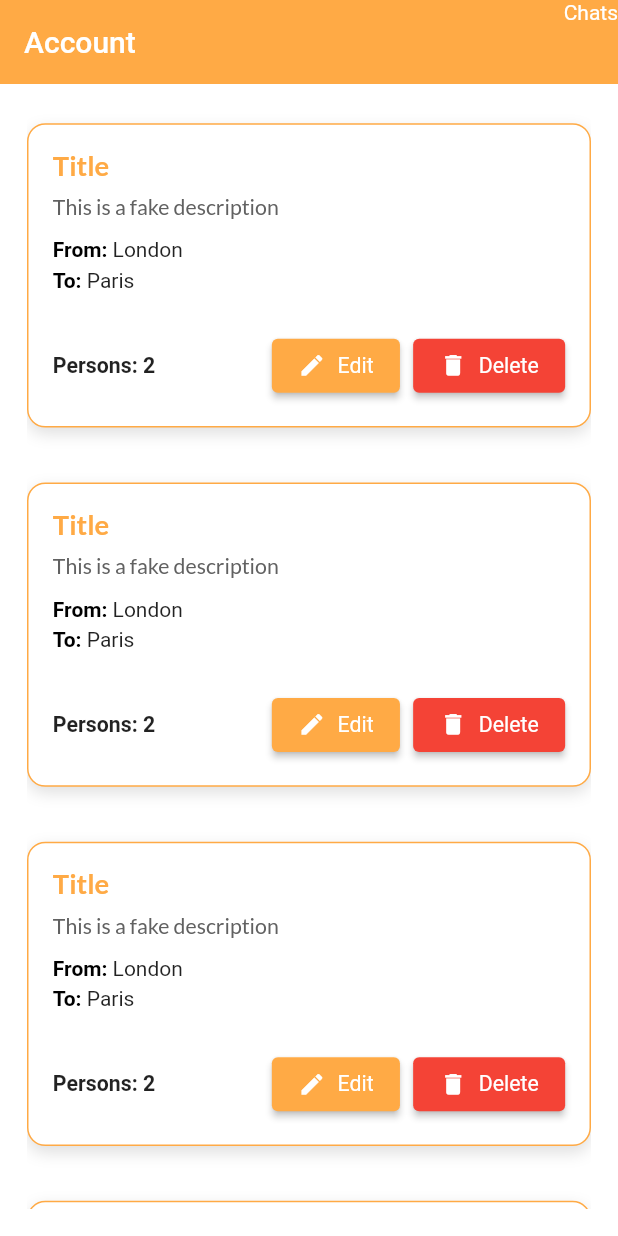
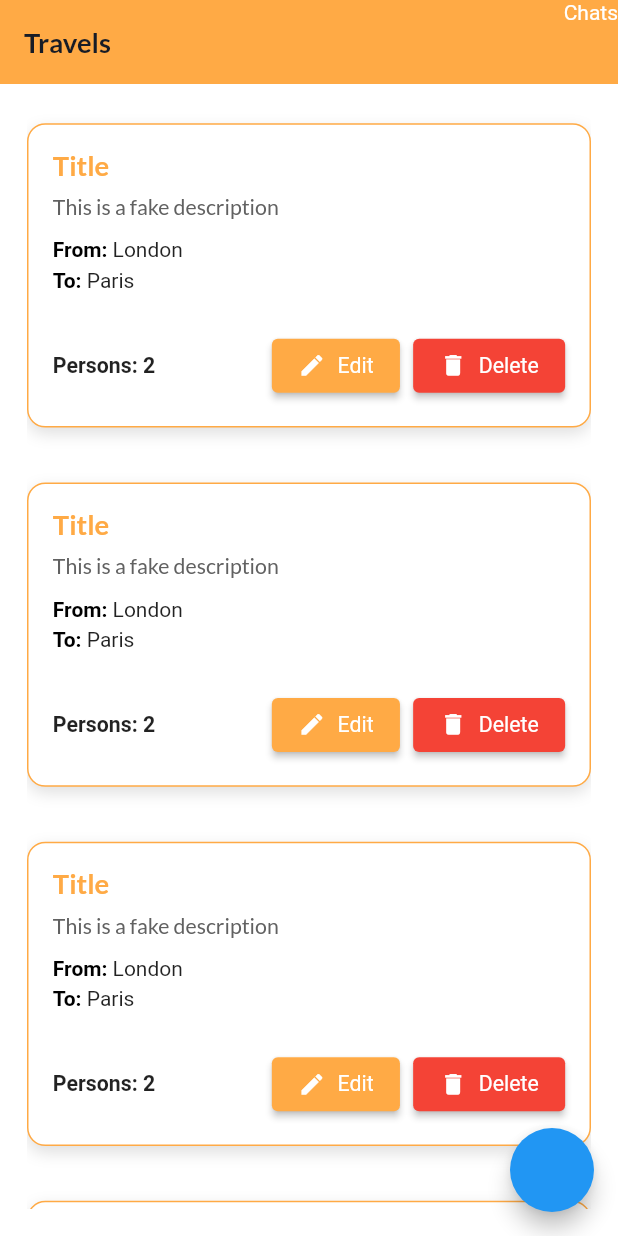
Before and after one commit to AhmedShalaby9/bevatel-task, a Flutter app: the TravelsScreen screen opened by its route, on a phone screen of 412 x 824 dp. Run offline on Flutter 3.47's test engine with Material 3 defaults, Android fonts, the phone set to English and light mode, and no system bars; our stand-ins replace after_layout, cached_network_image, easy_localization, flutter_screenutil, flutter_svg, hive and 3 more; accounts and stored records are empty.

Commit message:
Add new travel screen init firebase

```diff
--- a/assets/lang/en-US.json
+++ b/assets/lang/en-US.json
@@ -23,5 +23,8 @@
   "delete": "Delete",
   "from": "From",
   "to": "To",
-  "persons": "Persons"
+  "persons": "Persons",
+  "travels": "Travels",
+  "add_travel": "Add travel",
+  "submit": "Submit"
 }
--- a/lib/common/constants/app_theme.dart
+++ b/lib/common/constants/app_theme.dart
@@ -10,12 +10,10 @@ ThemeData buildAppTheme(context) {
     useMaterial3: false,
     scaffoldBackgroundColor: AppColors.white,
     appBarTheme: AppBarTheme(
+      titleTextStyle: TextThemes.bold3.copyWith(color: AppColors.blackBG) ,
       backgroundColor: AppColors.white,
       elevation: 0,
-      iconTheme: IconThemeData(
-        size: 28.w,
-        color: AppColors.primary,
-      ),
+      iconTheme: IconThemeData(size: 28.w, color: AppColors.blackBG),
     ),
     inputDecorationTheme: InputDecorationTheme(
         filled: true,
--- a/lib/common/constants/lang_keys.dart
+++ b/lib/common/constants/lang_keys.dart
@@ -26,4 +26,10 @@ class LangKeys {
   static String from = "from".tr();
   static String to = "To".tr();
   static String persons = "Persons".tr();
+  static String travels = "Travels".tr();
+  static String addTravel = "add_travel".tr();
+  static String submit = "submit".tr();
+  static String travelTitle = "travelTitle".tr();
+  static String travelDesc = "travelDesc".tr();
+  static String numberOfPersons = "numberOfPersons".tr();
 }
--- a/lib/common/helper/navigation/router.dart
+++ b/lib/common/helper/navigation/router.dart
@@ -1,4 +1,5 @@
 import 'package:bevatel_task/common/helper/navigation/routes.dart';
+import 'package:bevatel_task/features/travels/presentation/view/screens/add_travel_screen.dart';
 import 'package:flutter/material.dart';
 
 import '../../../features/auth/presentation/view/screens/login_screen.dart';
@@ -9,22 +10,19 @@ import '../../../features/travels/presentation/view/screens/travels_screen.dart'
 Route<dynamic> generateRoute(RouteSettings settings) {
   switch (settings.name) {
     case AppRoutes.splashScreen:
-      return MaterialPageRoute(
-        builder: (context) => const SplashScreen(),
-      );
+      return MaterialPageRoute(builder: (context) => const SplashScreen());
 
     case AppRoutes.loginScreen:
-      return MaterialPageRoute(
-        builder: (context) => const LoginScreen(),
-      );
+      return MaterialPageRoute(builder: (context) => const LoginScreen());
+
     case AppRoutes.signupScreen:
-      return MaterialPageRoute(
-        builder: (context) => const SignUpScreen(),
-      );
+      return MaterialPageRoute(builder: (context) => const SignUpScreen());
+
     case AppRoutes.travelsScreen:
-      return MaterialPageRoute(
-        builder: (context) => const TravelsScreen(),
-      );
+      return MaterialPageRoute(builder: (context) => const TravelsScreen());
+
+    case AppRoutes.addNewTravel:
+      return MaterialPageRoute(builder: (context) => const NewTravelScreen());
 
     default:
       return MaterialPageRoute(
--- a/lib/common/helper/navigation/routes.dart
+++ b/lib/common/helper/navigation/routes.dart
@@ -4,4 +4,5 @@ class AppRoutes {
   static const String loginScreen = 'loginScreen';
   static const String signupScreen = 'signupScreen';
   static const String travelsScreen = 'travelsScreen';
+  static const String addNewTravel = 'addNewTravel';
 }
--- a/lib/features/travels/presentation/view/screens/travels_screen.dart
+++ b/lib/features/travels/presentation/view/screens/travels_screen.dart
@@ -1,4 +1,6 @@
 import 'package:bevatel_task/common/constants/lang_keys.dart';
+import 'package:bevatel_task/common/helper/navigation/navigation.dart';
+import 'package:bevatel_task/common/helper/navigation/routes.dart';
 import 'package:flutter/material.dart';
 import 'package:flutter_screenutil/flutter_screenutil.dart';
 
@@ -20,7 +22,7 @@ class _TravelsScreenState extends State<TravelsScreen> {
         backgroundColor: AppColors.primary,
         actions: [Text(LangKeys.chats)],
         automaticallyImplyLeading: false,
-        title: Text(LangKeys.account),
+        title: Text(LangKeys.travels),
       ),
       body: Padding(
         padding: const EdgeInsets.all(18.0),
@@ -33,6 +35,11 @@ class _TravelsScreenState extends State<TravelsScreen> {
               return TravelItem();
             }),
       ),
+      floatingActionButton: FloatingActionButton(
+        onPressed: () {
+          Navigation().navigateTo(routeName: AppRoutes.addNewTravel);
+        },
+      ),
     );
   }
 }
--- a/lib/features/travels/presentation/view/widgets/buttons/base_button_factory.dart
+++ b/lib/features/travels/presentation/view/widgets/buttons/base_button_factory.dart
@@ -4,6 +4,7 @@ import 'package:flutter_screenutil/flutter_screenutil.dart';
 abstract class BaseButtonFactory {
   Widget createButton() {
     return ElevatedButton.icon(
+
       onPressed: onPressed,
       icon: Icon(icon, size: 18.sp),
       label: Text(label),
--- a/lib/features/travels/presentation/view/widgets/buttons/buttons_profiles.dart
+++ b/lib/features/travels/presentation/view/widgets/buttons/buttons_profiles.dart
@@ -10,7 +10,7 @@ class EditButtonFactory extends BaseButtonFactory {
     return ElevatedButton.styleFrom(
       backgroundColor: AppColors.primary,
       padding: EdgeInsets.symmetric(horizontal: 16.w, vertical: 8.h),
-      textStyle: TextStyle(fontSize: 14.sp),
+      textStyle: TextStyle(fontSize: 14.sp, color: AppColors.blackBG),
     );
   }
 
--- a/pubspec.yaml
+++ b/pubspec.yaml
@@ -23,6 +23,12 @@ dependencies:
   cached_network_image: ^3.3.1
   lottie:
   flutter_svg: ^2.0.9
+  firebase_core:
+  firebase_auth:
+  cloud_firestore:
+  firebase_storage:
+
+
 
 
 
```
Also changed, not shown: lib/features/auth/presentation/view/screens/signup_screen.dart (+2 -7 lines), lib/features/travels/presentation/view/screens/add_travel_screen.dart (added, +144 -0 lines), pubspec.lock, 3 other files.
